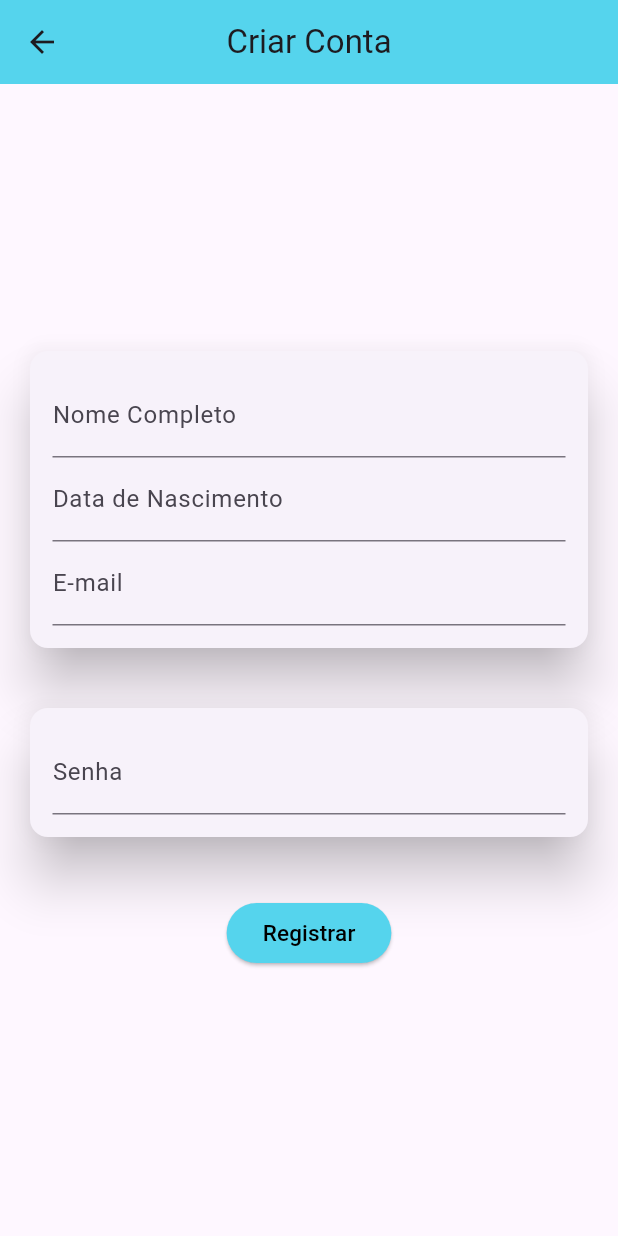
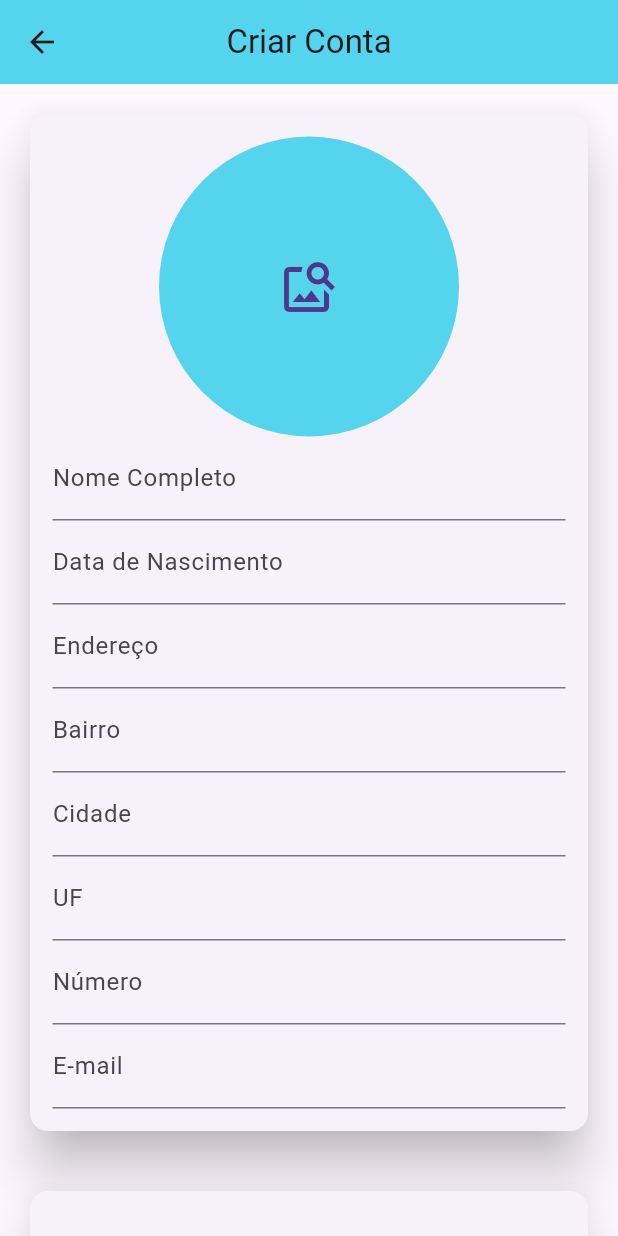
Before and after one commit to Thallanar/laudo_facil, a Flutter app: the RegisterFormPage screen opened directly, on a phone screen of 412 x 824 dp. Run offline on Flutter 3.47's test engine with Material 3 defaults, Android fonts, the light colour scheme and no system bars; drawn by our look-alikes of datetime_picker_formfield; our stand-ins replace cloud_firestore, firebase_auth, firebase_core, firebase_storage, font_awesome_flutter, google_sign_in and 2 more; missing offline and left inert: flutter_facebook_auth; accounts and stored records are empty; network calls fail.

Commit message:
register + paciente
Foram adicionas acesso as fotos do dispositivo hospedeiro, mas o Firebase não salva. Quando é usada o acesso via Google, a foto funciona normalmente

```diff
--- a/mobile/lib/components/register_form.dart
+++ b/mobile/lib/components/register_form.dart
@@ -1,20 +1,29 @@
+import 'dart:io';
+
 import 'package:flutter/material.dart';
 import 'package:intl/intl.dart';
+import 'package:image_picker/image_picker.dart';
+import 'package:permission_handler/permission_handler.dart';
 import 'package:datetime_picker_formfield/datetime_picker_formfield.dart';
 
-import 'package:laudo_ez/components/auth_form.dart';
 import '../../constructor/user.dart';
 
 class RegisterForm extends StatefulWidget {
   final void Function(AuthData) onSubmit;
+  final void Function(File image) onImagePick;
 
-  const RegisterForm({Key? key, required this.onSubmit}) : super(key: key);
+  const RegisterForm( {
+    Key? key, required this.onSubmit,
+    required this.onImagePick
+  }) : super(key: key);
 
   @override
   State<RegisterForm> createState() => _RegisterFormState();
 }
 
 class _RegisterFormState extends State<RegisterForm> {
+  File? _image;
+
   final _formKey = GlobalKey<FormState>();
 
   final _authData = AuthData();
@@ -23,26 +32,31 @@ class _RegisterFormState extends State<RegisterForm> {
 
   final secoundPwdController = TextEditingController();
 
+  Future<void> _pickImage() async {
+    final picker = ImagePicker();
+    final pickedImage = await picker.pickImage(
+      source: ImageSource.gallery,
+      imageQuality: 100,
+      maxWidth: 100
+    );
+
+    if(pickedImage != null) {
+      setState(() {
+        _image = File(pickedImage.path);
+      });
+    }
+
+    widget.onImagePick(_image!);
+  }
+
   Future _onSubmit() async {
     final isValid = _formKey.currentState?.validate() ?? false;
     if(!isValid) return;
     widget.onSubmit(_authData);
   }
 
-  _dataNascimento(){
-    DateFormat("dd/MM/yyyy").format(_authData.dataNascimento!).toString();
-  }
-
-  _textFieldPersonal(String key, info2, String text, String hint) {
-    return TextFormField(
-      key: ValueKey(key),
-      initialValue: info2,
-      onChanged: (key) => info2 = key,
-      decoration: InputDecoration(
-        labelText: text,
-        hintText: hint
-      ),
-    );
+  Future<void> _photoPermission() async {
+     await Permission.photos.request();
   }
 
   void comparePwd() {
@@ -72,19 +86,36 @@ class _RegisterFormState extends State<RegisterForm> {
                   key: _formKey,
                   child: Column(
                     children: [
-                      // _textFieldPersonal('name', _authData.name, "Nome", 'Insira seu nome'),
+                      CircleAvatar(
+                        radius: 100,
+                        backgroundColor: const Color.fromRGBO(85, 212, 237, 93),
+                        foregroundImage: _image != null ? FileImage(_image!) : null,
+                        child: IconButton(
+                          icon: const Icon(Icons.image_search_outlined),
+                          iconSize: 40,
+                          onPressed: () async {
+                            _photoPermission();
+
+                            if (await Permission.photos.isGranted) {
+                              _pickImage();
+                            }
+                          },
+                        ),
+                      ),
+
                       TextFormField(
                         key: const ValueKey('name'),
                         initialValue: _authData.name,
                         onChanged: (name) => _authData.name = name,
-                        // obscureText: true,
                         decoration: const InputDecoration(
                           labelText: 'Nome Completo',
                           hintText: 'Escreva seu nome',
                           ),
                       ),
+
                       DateTimeField(
                         key: const ValueKey('dataNascimento'),
+                        initialValue: _authData.dataNascimento,
                         autocorrect: true,
                         format: DateFormat("dd/MM/yyyy"),
                         decoration: const InputDecoration(
@@ -99,24 +130,66 @@ class _RegisterFormState extends State<RegisterForm> {
                             lastDate: DateTime(2100)
                           );
                         },
-                        onSaved: (dataNascimento) => _authData.dataNascimento = dataNascimento,
+                        onChanged: (dataNascimento) => _authData.dataNascimento = dataNascimento
                       ),
+
+                      TextFormField(
+                        key: const ValueKey('endereco'),
+                        initialValue: _authData.endereco,
+                        onChanged: (endereco) => _authData.endereco = endereco,
+                        decoration: const InputDecoration(
+                          labelText: 'Endereço',
+                          hintText: 'Rua, numero e complemento (caso houver)',
+                          ),
+                      ),
+
+                      TextFormField(
+                        key: const ValueKey('bairro'),
+                        initialValue: _authData.bairro,
+                        onChanged: (bairro) => _authData.bairro = bairro,
+                        decoration: const InputDecoration(
+                          labelText: 'Bairro',
+                          ),
+                      ),
+
+                      TextFormField(
+                        key: const ValueKey('cidade'),
+                        initialValue: _authData.cidade,
+                        onChanged: (cidade) => _authData.cidade = cidade,
+                        decoration: const InputDecoration(
+                          labelText: 'Cidade',
+                          hintText: 'Cidade onda mora',
+                          ),
+                      ),
+
+                      TextFormField(
+                        key: const ValueKey('uf'),
+                        initialValue: _authData.uf,
+                        onChanged: (uf) => _authData.uf = uf,
+                        decoration: const InputDecoration(
+                          labelText: 'UF',
+                        ),
+                      ),
+
+                      TextFormField(
+                        key: const ValueKey('numero'),
+                        initialValue: _authData.numero,
+                        onChanged: (numero) => _authData.numero = numero,
+                        decoration: const InputDecoration(
+                          labelText: 'Número',
+                          hintText: '(xx) xxxxx-xxxx'
+                        ),
+                      ),
+
                       TextFormField(
                         key: const ValueKey('email'),
                         initialValue: _authData.email,
                         onChanged: (email) => _authData.email = email,
-                        // obscureText: true,
                         decoration: const InputDecoration(
                           labelText: 'E-mail',
-                          hintText: 'exemplo@exemplo.com',
-                          ),
+                          hintText: 'exemplo@exemplo.com'
+                        ),
                       ),
-                      // _textFieldPersonal('endereco', _authData.endereco, "Endereço", 'Rua, número, complemento (se houver)'),
-                      // _textFieldPersonal('uf', _authData.uf, "UF", ''),
-                      // _textFieldPersonal('cidade', _authData.cidade, "Cidade", ''),
-                      // _textFieldPersonal('bairro', _authData.bairro, "Bairro", ''),
-                      // _textFieldPersonal('numero', _authData.numero, "Número para Contato", '(xx) xxxxx-xxxx'),
-                      // _textFieldPersonal('email', _authData.email, "E-mail", 'exemplo@exemplo.com')
                     ],
                   ),
                 ),
@@ -158,7 +231,8 @@ class _RegisterFormState extends State<RegisterForm> {
                 child: ElevatedButton(
                   onPressed: () {
                     _onSubmit();
-                    print('${_authData.name}');
+                    _pickImage();
+                    print('${_authData.name} ${_authData.dataNascimento}');
                   },
                   style: const ButtonStyle(
                     backgroundColor: MaterialStatePropertyAll<Color>(Color.fromRGBO(85, 212, 237, 93)),
@@ -167,7 +241,6 @@ class _RegisterFormState extends State<RegisterForm> {
                     'Registrar',
                     style: TextStyle(
                       fontSize: 15,
-                      // fontWeight: FontWeight.bold,
                       color: Colors.black
                       ),
                   ),
--- a/mobile/lib/constructor/user.dart
+++ b/mobile/lib/constructor/user.dart
@@ -8,14 +8,14 @@ enum AuthMode { SingUp, Login }
 class AppUser {
   final String id;
   final String? name;
-  final PhoneAuthCredential? numero;
+  final String? numero;
   final DateTime? dataNascimento;
   final String? email;
   final String? endereco;
   final String? uf;
   final String? cidade;
   final String? bairro;
-  final String? imageURL;
+  final String imageURL;
 
   final String? password;
 
@@ -37,7 +37,7 @@ class AppUser {
 
 class AuthData {
   String name = '';
-  PhoneAuthCredential? numero;
+  String? numero;
   DateTime? dataNascimento;
   String? email = '';
   String? endereco = '';
--- a/mobile/lib/pages/pag_paciente.dart
+++ b/mobile/lib/pages/pag_paciente.dart
@@ -54,8 +54,8 @@ class _PagPacienteState extends State<PagPaciente> {
                                 padding: const EdgeInsets.fromLTRB(0, 30, 0, 30),
                                 child: CircleAvatar(
                                   radius: 100,
-                                  backgroundColor: Color.fromRGBO(85, 212, 237, 93),
-                                  foregroundImage: user?.imageURL != null ? NetworkImage('${user!.imageURL}') : null,
+                                  backgroundColor: const Color.fromRGBO(85, 212, 237, 93),
+                                  foregroundImage: user?.imageURL != null ? NetworkImage(user!.imageURL) : null,
                                 ),
                               ),
                               _cardInfo('Nome:', user?.name),
--- a/mobile/lib/pages/register/pag_register.dart
+++ b/mobile/lib/pages/register/pag_register.dart
@@ -1,3 +1,5 @@
+import 'dart:io';
+
 import 'package:flutter/material.dart';
 
 import 'package:laudo_ez/components/register_form.dart';
@@ -5,12 +7,18 @@ import '../../models/auth/auth_service.dart';
 import '../../constructor/user.dart';
 
 class RegisterFormPage extends StatefulWidget {
+  const RegisterFormPage({super.key});
+
   @override
   State<RegisterFormPage> createState() => _RegisterFormPageState();
 }
 
 class _RegisterFormPageState extends State<RegisterFormPage> {
-  // bool _isLoading = false;
+  final _imageFound = AuthData();
+
+  void _handleImagePick(File picture) {
+    _imageFound.picture = picture;
+  }
 
   Future<void> _handleSubmit(AuthData authData) async {
     return await AuthService().signup(
@@ -22,7 +30,7 @@ class _RegisterFormPageState extends State<RegisterFormPage> {
       authData.uf!,
       authData.cidade!,
       authData.bairro!,
-      authData.picture!,
+      authData.picture,
 
       authData.password!,
     );
@@ -36,7 +44,7 @@ class _RegisterFormPageState extends State<RegisterFormPage> {
           Center(
               child: SingleChildScrollView(
             keyboardDismissBehavior: ScrollViewKeyboardDismissBehavior.manual,
-            child: RegisterForm(onSubmit: _handleSubmit),
+            child: RegisterForm(onSubmit: _handleSubmit, onImagePick: _handleImagePick),
           )),
         ],
       ),
--- a/mobile/pubspec.yaml
+++ b/mobile/pubspec.yaml
@@ -46,10 +46,13 @@ dependencies:
   firebase_storage: ^11.2.5
   firebase_messaging: ^14.6.5
   firebase_core: ^2.15.0
+  firebase_auth_platform_interface: ^7.1.8
   intl: ^0.19.0
   datetime_picker_formfield: ^2.0.1
   google_sign_in: ^6.1.5
   flutter_facebook_auth: ^6.0.2
+  image_picker: ^1.0.8
+  permission_handler: ^11.3.1
 
 dev_dependencies:
   json_serializable: ^6.6.2
@@ -78,7 +81,7 @@ flutter:
   # To add assets to your application, add an assets section, like this:
   assets:
    - assets/pictures/example.jpg
-   - assets/pictures/avatar.jpg
+   - assets/pictures/avatar.png
    - assets/icons/Laudo.png
    - assets/icons/Laudo_3.png
   #   - images/a_dot_burr.jpeg
```
Also changed, not shown: mobile/lib/models/auth/auth_service.dart (+15 -13 lines), 7 other files.
